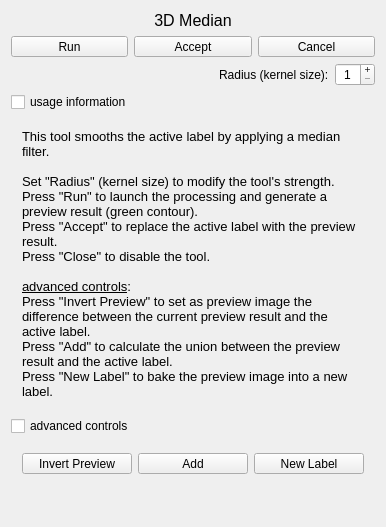
Old version of the form Modules/SegmentationUI/Qmitk/QmitkMedianTool3DGUIControls.ui in the repository MITK/MITK.
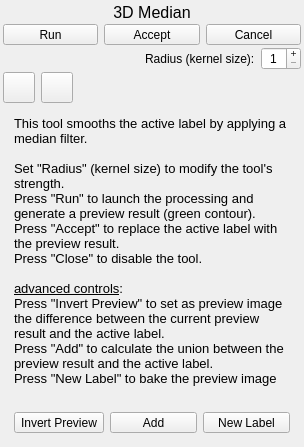
New version of the form. Icons and pictures are not drawn.

Commit message:
added tool buttons for help and advanced tools
fixed some layouts by removing vertical spacers

Patch:
```diff
--- a/Modules/SegmentationUI/Qmitk/QmitkMedianTool3DGUIControls.ui
+++ b/Modules/SegmentationUI/Qmitk/QmitkMedianTool3DGUIControls.ui
@@ -6,8 +6,8 @@
    <rect>
     <x>0</x>
     <y>0</y>
-    <width>386</width>
-    <height>527</height>
+    <width>304</width>
+    <height>447</height>
    </rect>
   </property>
   <property name="sizePolicy">
@@ -29,6 +29,12 @@
    <string/>
   </property>
   <layout class="QVBoxLayout" name="verticalLayout_2">
+   <property name="spacing">
+    <number>2</number>
+   </property>
+   <property name="margin">
+    <number>3</number>
+   </property>
    <item>
     <widget class="QLabel" name="label">
      <property name="font">
@@ -245,11 +251,61 @@
     </layout>
    </item>
    <item>
-    <widget class="QCheckBox" name="m_cbShowInformation">
-     <property name="text">
-      <string>usage information</string>
-     </property>
-    </widget>
+    <layout class="QHBoxLayout" name="horizontalLayout_5">
+     <item>
+      <widget class="QToolButton" name="m_pbShowInformation">
+       <property name="text">
+        <string/>
+       </property>
+       <property name="icon">
+        <iconset resource="../resources/SegmentationUI.qrc">
+         <normaloff>:/Qmitk/Help_48x48.png</normaloff>:/Qmitk/Help_48x48.png</iconset>
+       </property>
+       <property name="iconSize">
+        <size>
+         <width>24</width>
+         <height>24</height>
+        </size>
+       </property>
+       <property name="checkable">
+        <bool>true</bool>
+       </property>
+      </widget>
+     </item>
+     <item>
+      <widget class="QToolButton" name="m_pbShowAdvancedTools">
+       <property name="text">
+        <string/>
+       </property>
+       <property name="icon">
+        <iconset resource="../resources/SegmentationUI.qrc">
+         <normaloff>:/Qmitk/AdvancedTools.png</normaloff>:/Qmitk/AdvancedTools.png</iconset>
+       </property>
+       <property name="iconSize">
+        <size>
+         <width>24</width>
+         <height>24</height>
+        </size>
+       </property>
+       <property name="checkable">
+        <bool>true</bool>
+       </property>
+      </widget>
+     </item>
+     <item>
+      <spacer name="horizontalSpacer_3">
+       <property name="orientation">
+        <enum>Qt::Horizontal</enum>
+       </property>
+       <property name="sizeHint" stdset="0">
+        <size>
+         <width>40</width>
+         <height>20</height>
+        </size>
+       </property>
+      </spacer>
+     </item>
+    </layout>
    </item>
    <item>
     <widget class="QWidget" name="m_InformationWidget" native="true">
@@ -290,13 +346,6 @@
      </layout>
     </widget>
    </item>
-   <item>
-    <widget class="QCheckBox" name="m_cbShowAdvancedControls">
-     <property name="text">
-      <string>advanced controls</string>
-     </property>
-    </widget>
-   </item>
    <item>
     <widget class="QWidget" name="m_AdvancedControlsWidget" native="true">
      <layout class="QVBoxLayout" name="verticalLayout">
@@ -308,7 +357,7 @@
            <bool>true</bool>
           </property>
           <property name="sizePolicy">
-           <sizepolicy hsizetype="Minimum" vsizetype="Fixed">
+           <sizepolicy hsizetype="MinimumExpanding" vsizetype="Fixed">
             <horstretch>0</horstretch>
             <verstretch>0</verstretch>
            </sizepolicy>
@@ -355,7 +404,7 @@
            <bool>true</bool>
           </property>
           <property name="sizePolicy">
-           <sizepolicy hsizetype="Minimum" vsizetype="Fixed">
+           <sizepolicy hsizetype="MinimumExpanding" vsizetype="Fixed">
             <horstretch>0</horstretch>
             <verstretch>0</verstretch>
            </sizepolicy>
@@ -402,7 +451,7 @@
            <bool>true</bool>
           </property>
           <property name="sizePolicy">
-           <sizepolicy hsizetype="Minimum" vsizetype="Fixed">
+           <sizepolicy hsizetype="MinimumExpanding" vsizetype="Fixed">
             <horstretch>0</horstretch>
             <verstretch>0</verstretch>
            </sizepolicy>
@@ -448,22 +497,6 @@
      </layout>
     </widget>
    </item>
-   <item>
-    <spacer name="verticalSpacer">
-     <property name="orientation">
-      <enum>Qt::Vertical</enum>
-     </property>
-     <property name="sizeType">
-      <enum>QSizePolicy::Expanding</enum>
-     </property>
-     <property name="sizeHint" stdset="0">
-      <size>
-       <width>20</width>
-       <height>5</height>
-      </size>
-     </property>
-    </spacer>
-   </item>
   </layout>
  </widget>
  <layoutdefault spacing="6" margin="11"/>
```
The commit also changes 32 other files.
